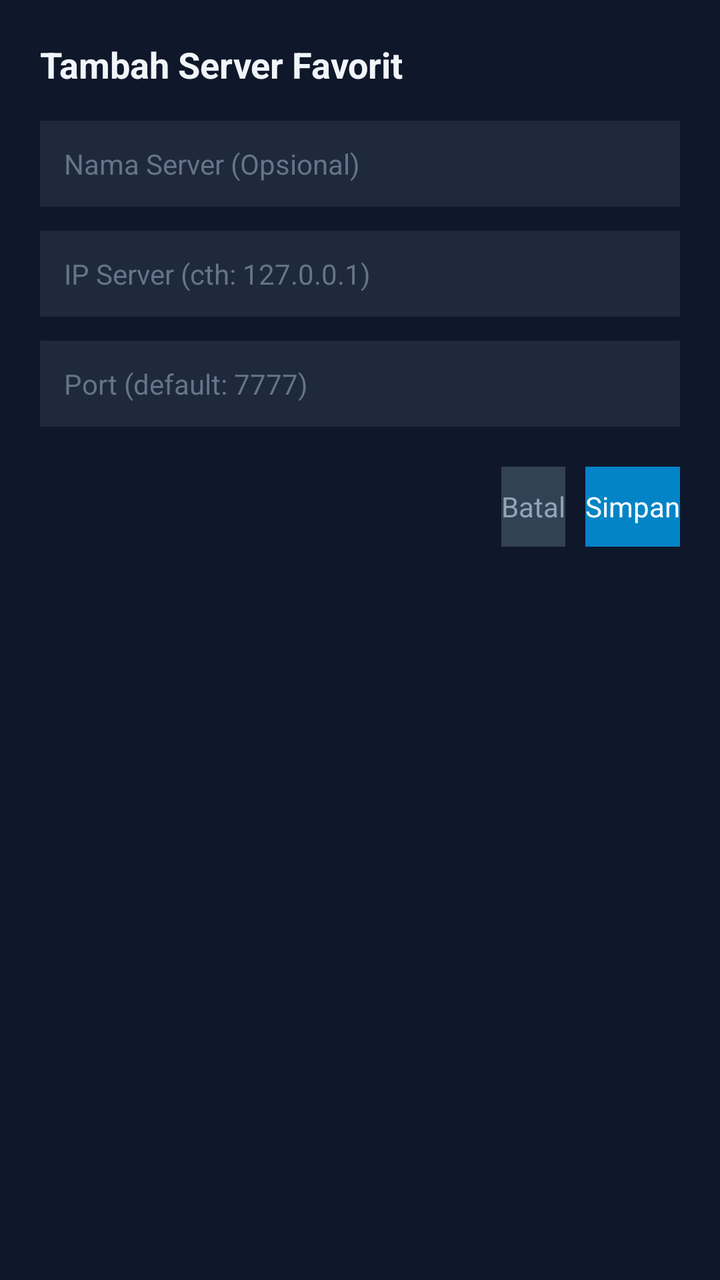
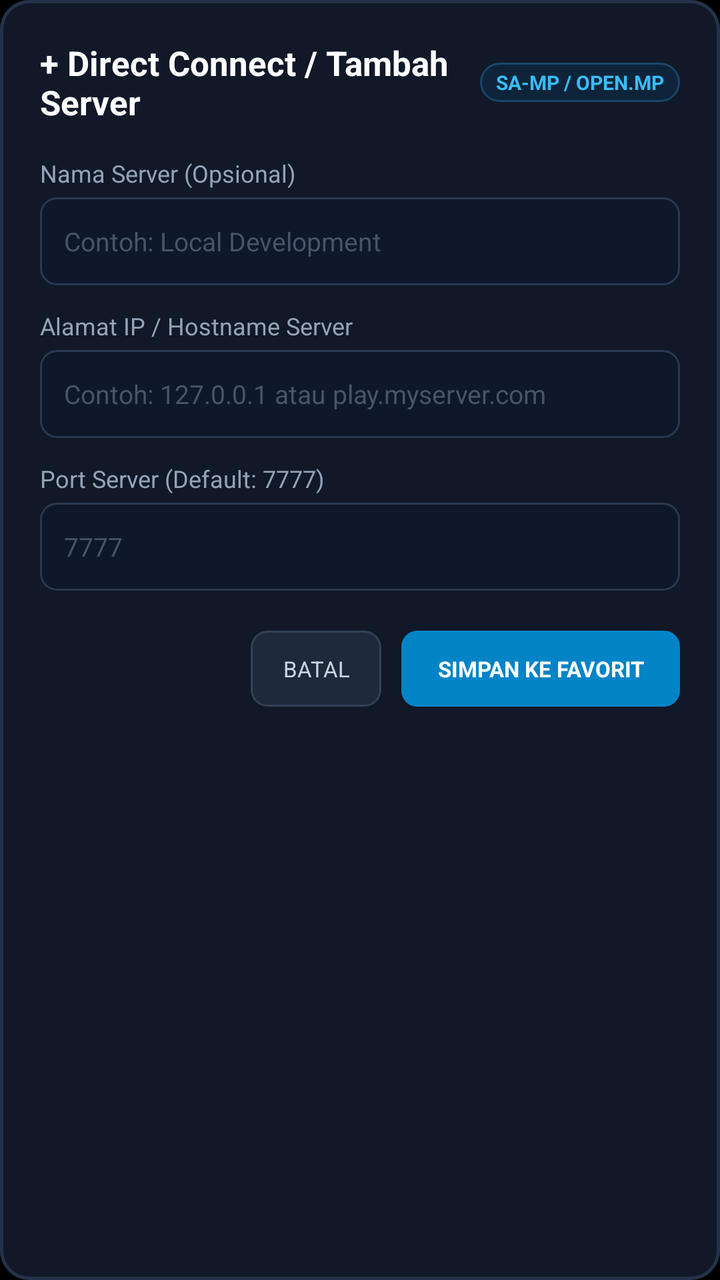

Compare the two renders of this Android layout. The source of the first and the diff that turns it into the second are given below.
<!-- AndroidManifest.xml: application theme android:Theme.NoTitleBar.Fullscreen -->
<!-- res/layout/dialog_add_server.xml -->
<?xml version="1.0" encoding="utf-8"?>
<LinearLayout xmlns:android="http://schemas.android.com/apk/res/android"
    android:layout_width="match_parent"
    android:layout_height="wrap_content"
    android:orientation="vertical"
    android:padding="20dp"
    android:background="#0F172A">

    <TextView
        android:layout_width="match_parent"
        android:layout_height="wrap_content"
        android:text="Tambah Server Favorit"
        android:textColor="#F1F5F9"
        android:textSize="18sp"
        android:textStyle="bold"
        android:layout_marginBottom="16dp" />

    <EditText
        android:id="@+id/et_server_name"
        android:layout_width="match_parent"
        android:layout_height="wrap_content"
        android:hint="Nama Server (Opsional)"
        android:textColor="#FFFFFF"
        android:textColorHint="#64748B"
        android:background="#1E293B"
        android:padding="12dp"
        android:textSize="14sp"
        android:layout_marginBottom="12dp" />

    <EditText
        android:id="@+id/et_server_ip"
        android:layout_width="match_parent"
        android:layout_height="wrap_content"
        android:hint="IP Server (cth: 127.0.0.1)"
        android:textColor="#FFFFFF"
        android:textColorHint="#64748B"
        android:background="#1E293B"
        android:padding="12dp"
        android:textSize="14sp"
        android:layout_marginBottom="12dp" />

    <EditText
        android:id="@+id/et_server_port"
        android:layout_width="match_parent"
        android:layout_height="wrap_content"
        android:hint="Port (default: 7777)"
        android:inputType="number"
        android:textColor="#FFFFFF"
        android:textColorHint="#64748B"
        android:background="#1E293B"
        android:padding="12dp"
        android:textSize="14sp"
        android:layout_marginBottom="20dp" />

    <LinearLayout
        android:layout_width="match_parent"
        android:layout_height="wrap_content"
        android:orientation="horizontal"
        android:gravity="end">

        <Button
            android:id="@+id/btn_cancel_add"
            android:layout_width="wrap_content"
            android:layout_height="40dp"
            android:text="Batal"
            android:textColor="#94A3B8"
            android:background="#334155"
            android:layout_marginEnd="10dp" />

        <Button
            android:id="@+id/btn_confirm_add"
            android:layout_width="wrap_content"
            android:layout_height="40dp"
            android:text="Simpan"
            android:textColor="#FFFFFF"
            android:background="#0284C7" />
    </LinearLayout>

</LinearLayout>
<!-- resources referenced by this layout -->
<resources>

</resources>

<!-- the commit's change to res/layout/dialog_add_server.xml (unified diff, before → after) -->
@@ -4,52 +4,101 @@
     android:layout_height="wrap_content"
     android:orientation="vertical"
     android:padding="20dp"
-    android:background="#0F172A">
+    android:background="@drawable/bg_dialog_modern">
+
+    
+    <LinearLayout
+        android:layout_width="match_parent"
+        android:layout_height="wrap_content"
+        android:orientation="horizontal"
+        android:gravity="center_vertical"
+        android:layout_marginBottom="16dp">
+
+        <TextView
+            android:layout_width="0dp"
+            android:layout_height="wrap_content"
+            android:layout_weight="1"
+            android:text="+ Direct Connect / Tambah Server"
+            android:textColor="#FFFFFF"
+            android:textSize="17sp"
+            android:textStyle="bold" />
+
+        <TextView
+            android:layout_width="wrap_content"
+            android:layout_height="wrap_content"
+            android:text="SA-MP / OPEN.MP"
+            android:textColor="#38BDF8"
+            android:textSize="10sp"
+            android:textStyle="bold"
+            android:background="@drawable/bg_badge_ping"
+            android:paddingStart="8dp"
+            android:paddingEnd="8dp"
+            android:paddingTop="3dp"
+            android:paddingBottom="3dp" />
+    </LinearLayout>
 
     <TextView
-        android:layout_width="match_parent"
+        android:layout_width="wrap_content"
         android:layout_height="wrap_content"
-        android:text="Tambah Server Favorit"
-        android:textColor="#F1F5F9"
-        android:textSize="18sp"
-        android:textStyle="bold"
-        android:layout_marginBottom="16dp" />
+        android:text="Nama Server (Opsional)"
+        android:textColor="#94A3B8"
+        android:textSize="12sp"
+        android:layout_marginBottom="4dp" />
 
     <EditText
         android:id="@+id/et_server_name"
         android:layout_width="match_parent"
+        android:layout_height="44dp"
+        android:hint="Contoh: Local Development"
+        android:textColor="#FFFFFF"
+        android:textColorHint="#475569"
+        android:background="@drawable/bg_input_field"
+        android:paddingStart="12dp"
+        android:paddingEnd="12dp"
+        android:textSize="13sp"
+        android:layout_marginBottom="12dp" />
+
+    <TextView
+        android:layout_width="wrap_content"
         android:layout_height="wrap_content"
-        android:hint="Nama Server (Opsional)"
-        android:textColor="#FFFFFF"
-        android:textColorHint="#64748B"
-        android:background="#1E293B"
-        android:padding="12dp"
-        android:textSize="14sp"
-        android:layout_marginBottom="12dp" />
+        android:text="Alamat IP / Hostname Server"
+        android:textColor="#94A3B8"
+        android:textSize="12sp"
+        android:layout_marginBottom="4dp" />
 
     <EditText
         android:id="@+id/et_server_ip"
         android:layout_width="match_parent"
+        android:layout_height="44dp"
+        android:hint="Contoh: 127.0.0.1 atau play.myserver.com"
+        android:textColor="#FFFFFF"
+        android:textColorHint="#475569"
+        android:background="@drawable/bg_input_field"
+        android:paddingStart="12dp"
+        android:paddingEnd="12dp"
+        android:textSize="13sp"
+        android:layout_marginBottom="12dp" />
+
+    <TextView
+        android:layout_width="wrap_content"
         android:layout_height="wrap_content"
-        android:hint="IP Server (cth: 127.0.0.1)"
-        android:textColor="#FFFFFF"
-        android:textColorHint="#64748B"
-        android:background="#1E293B"
-        android:padding="12dp"
-        android:textSize="14sp"
-        android:layout_marginBottom="12dp" />
+        android:text="Port Server (Default: 7777)"
+        android:textColor="#94A3B8"
+        android:textSize="12sp"
+        android:layout_marginBottom="4dp" />
 
     <EditText
         android:id="@+id/et_server_port"
         android:layout_width="match_parent"
-        android:layout_height="wrap_content"
-        android:hint="Port (default: 7777)"
+        android:layout_height="44dp"
+        android:hint="7777"
         android:inputType="number"
         android:textColor="#FFFFFF"
-        android:textColorHint="#64748B"
-        android:background="#1E293B"
-        android:padding="12dp"
-        android:textSize="14sp"
+        android:textColorHint="#475569"
+        android:background="@drawable/bg_input_field"
+        android:paddingStart="12dp"
+        android:paddingEnd="12dp"
+        android:textSize="13sp"
         android:layout_marginBottom="20dp" />
 
     <LinearLayout
@@ -61,19 +110,26 @@
         <Button
             android:id="@+id/btn_cancel_add"
             android:layout_width="wrap_content"
-            android:layout_height="40dp"
-            android:text="Batal"
-            android:textColor="#94A3B8"
-            android:background="#334155"
+            android:layout_height="38dp"
+            android:text="BATAL"
+            android:textColor="#CBD5E1"
+            android:background="@drawable/bg_btn_secondary"
+            android:textSize="11sp"
+            android:paddingStart="16dp"
+            android:paddingEnd="16dp"
             android:layout_marginEnd="10dp" />
 
         <Button
             android:id="@+id/btn_confirm_add"
             android:layout_width="wrap_content"
-            android:layout_height="40dp"
-            android:text="Simpan"
+            android:layout_height="38dp"
+            android:text="SIMPAN KE FAVORIT"
             android:textColor="#FFFFFF"
-            android:background="#0284C7" />
+            android:background="@drawable/bg_btn_connect"
+            android:textStyle="bold"
+            android:textSize="11sp"
+            android:paddingStart="18dp"
+            android:paddingEnd="18dp" />
     </LinearLayout>
 
 </LinearLayout>
<!-- resource entries referenced after the edit -->
@@ -1,5 +1,78 @@
 <!-- resources referenced by this layout -->
 <resources>
-
+  <!-- drawable bg_badge_ping (drawable) -->
+  <?xml version="1.0" encoding="utf-8"?>
+  <shape xmlns:android="http://schemas.android.com/apk/res/android"
+      android:shape="rectangle">
+      <solid android:color="#0F243A" />
+      <stroke android:width="1dp" android:color="#19456B" />
+      <corners android:radius="12dp" />
+  </shape>
+  <!-- drawable bg_btn_connect (drawable) -->
+  <?xml version="1.0" encoding="utf-8"?>
+  <selector xmlns:android="http://schemas.android.com/apk/res/android">
+      <item android:state_pressed="true">
+          <shape android:shape="rectangle">
+              <solid android:color="#02659B" />
+              <corners android:radius="8dp" />
+          </shape>
+      </item>
+      <item android:state_enabled="false">
+          <shape android:shape="rectangle">
+              <solid android:color="#334155" />
+              <corners android:radius="8dp" />
+          </shape>
+      </item>
+      <item>
+          <shape android:shape="rectangle">
+              <solid android:color="#0284C7" />
+              <corners android:radius="8dp" />
+          </shape>
+      </item>
+  </selector>
+  <!-- drawable bg_btn_secondary (drawable) -->
+  <?xml version="1.0" encoding="utf-8"?>
+  <selector xmlns:android="http://schemas.android.com/apk/res/android">
+      <item android:state_pressed="true">
+          <shape android:shape="rectangle">
+              <solid android:color="#0F172A" />
+              <stroke android:width="1dp" android:color="#475569" />
+              <corners android:radius="8dp" />
+          </shape>
+      </item>
+      <item>
+          <shape android:shape="rectangle">
+              <solid android:color="#1E293B" />
+              <stroke android:width="1dp" android:color="#334155" />
+              <corners android:radius="8dp" />
+          </shape>
+      </item>
+  </selector>
+  <!-- drawable bg_dialog_modern (drawable) -->
+  <?xml version="1.0" encoding="utf-8"?>
+  <shape xmlns:android="http://schemas.android.com/apk/res/android"
+      android:shape="rectangle">
+      <solid android:color="#111827" />
+      <stroke android:width="1.5dp" android:color="#24334A" />
+      <corners android:radius="14dp" />
+  </shape>
+  <!-- drawable bg_input_field (drawable) -->
+  <?xml version="1.0" encoding="utf-8"?>
+  <selector xmlns:android="http://schemas.android.com/apk/res/android">
+      <item android:state_focused="true">
+          <shape android:shape="rectangle">
+              <solid android:color="#0F172A" />
+              <stroke android:width="1.5dp" android:color="#38BDF8" />
+              <corners android:radius="8dp" />
+          </shape>
+      </item>
+      <item>
+          <shape android:shape="rectangle">
+              <solid android:color="#0F172A" />
+              <stroke android:width="1dp" android:color="#2A3950" />
+              <corners android:radius="8dp" />
+          </shape>
+      </item>
+  </selector>
 </resources>
 
